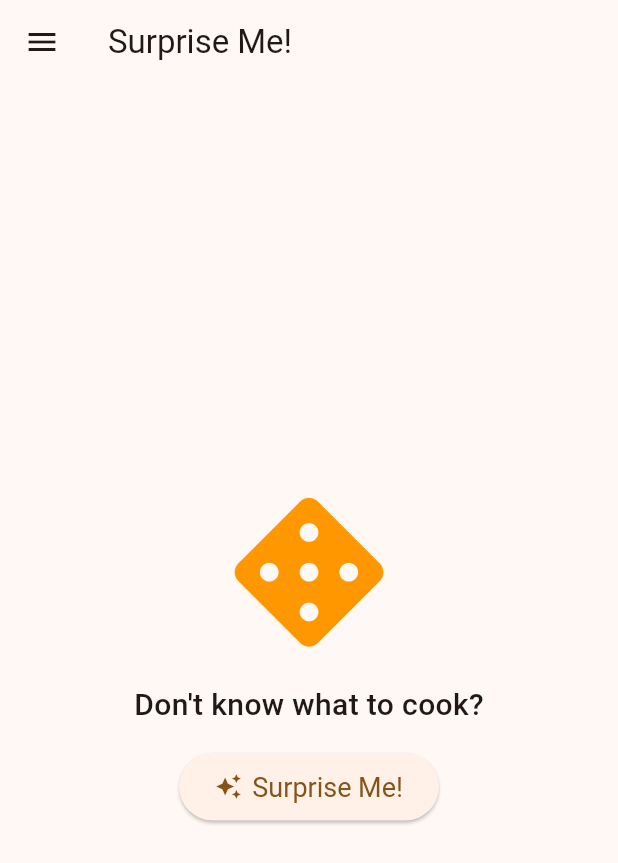
After one commit to Zibenigais/RecipeApp, a Flutter app: the screen it shows after launch, in the side drawer, after a tap on "Surprise Me!", on a phone screen of 412 x 824 dp. The commit adds this screen. Shown: the top 863 px of the screen. Run offline on Flutter 3.47's test engine with Material 3 defaults, Android fonts, the phone set to English and light mode, and no system bars; our stand-ins replace cached_network_image, go_router, shared_preferences; network calls fail.

Commit message:
random meal generator is initially added

```diff
--- a/lib/main.dart
+++ b/lib/main.dart
@@ -12,6 +12,7 @@ import 'providers/categories_provider.dart';
 import 'providers/meals_by_category_provider.dart';
 import 'services/recent_meals_service.dart';
 import 'providers/recent_meals_provider.dart';
+import 'providers/random_meal_provider.dart';
 import 'providers/favourites_provider.dart';
 
 void main() async {
@@ -49,6 +50,9 @@ void main() async {
         ChangeNotifierProvider(
           create: (_) => MealDetailProvider(mealDbService),
         ),
+        ChangeNotifierProvider(
+          create: (_) => RandomMealProvider(mealDbService),
+        ),
         ChangeNotifierProvider.value(value: recentMealsProvider),
       ],
       child: const RecipeApp(),
--- /dev/null
+++ b/lib/providers/random_meal_provider.dart
@@ -0,0 +1,38 @@
+import 'package:flutter/material.dart';
+import '../models/meal.dart';
+import '../services/meal_db_service.dart';
+import 'ingredients_provider.dart'; // For LoadStatus enum
+
+class RandomMealProvider extends ChangeNotifier {
+  final MealDbService _service;
+
+  LoadStatus _status = LoadStatus.idle;
+  Meal? _meal;
+  String _error = '';
+
+  LoadStatus get status => _status;
+  Meal? get meal => _meal;
+  String get error => _error;
+
+  RandomMealProvider(this._service);
+
+  Future<void> fetchRandomMeal() async {
+    _status = LoadStatus.loading;
+    _meal = null;
+    notifyListeners();
+    try {
+      _meal = await _service.fetchRandomMeal();
+      _status = LoadStatus.success;
+    } catch (e) {
+      _error = e.toString();
+      _status = LoadStatus.error;
+    }
+    notifyListeners();
+  }
+
+  void reset() {
+    _status = LoadStatus.idle;
+    _meal = null;
+    notifyListeners();
+  }
+}
--- a/lib/routes/app_router.dart
+++ b/lib/routes/app_router.dart
@@ -7,6 +7,7 @@ import '../screens/categories_screen.dart';
 import '../screens/category_meals_screen.dart';
 import '../screens/recent_meals_screen.dart';
 import '../screens/favourites_screen.dart';
+import '../screens/random_meal_screen.dart';
 
 final appRouter = GoRouter(
   routes: [
@@ -38,6 +39,10 @@ final appRouter = GoRouter(
       builder: (context, state) => const FavouritesScreen(),
     ),
     GoRoute(
+      path: '/surprise-me',
+      builder: (context, state) => const RandomMealScreen(),
+    ),
+    GoRoute(
       path: '/meals/category/:name',
       builder: (context, state) {
         final name = state.pathParameters['name']!;
--- /dev/null
+++ b/lib/screens/random_meal_screen.dart
@@ -0,0 +1,84 @@
+import 'package:flutter/material.dart';
+import 'package:provider/provider.dart';
+import '../providers/random_meal_provider.dart';
+import '../providers/ingredients_provider.dart'; // For LoadStatus
+import '../widgets/app_drawer.dart';
+import '../widgets/meal_detail_view.dart';
+import '../widgets/loading_view.dart';
+import '../widgets/error_view.dart';
+
+class RandomMealScreen extends StatelessWidget {
+  const RandomMealScreen({super.key});
+
+  @override
+  Widget build(BuildContext context) {
+    final provider = context.watch<RandomMealProvider>();
+    final title = provider.status == LoadStatus.success && provider.meal != null
+        ? provider.meal!.name
+        : 'Surprise Me!';
+
+    return Scaffold(
+      appBar: AppBar(
+        title: Text(title),
+      ),
+      drawer: const AppDrawer(),
+      body: Consumer<RandomMealProvider>(
+        builder: (context, provider, child) {
+          switch (provider.status) {
+            case LoadStatus.idle:
+            case LoadStatus.empty:
+              return Center(
+                child: Column(
+                  mainAxisAlignment: MainAxisAlignment.center,
+                  children: [
+                    Transform.rotate(
+                      angle: 0.785398, // 45 degrees in radians (pi / 4)
+                      child: const Icon(Icons.casino, size: 100, color: Colors.orange),
+                    ),
+                    const SizedBox(height: 24),
+                    const Text(
+                      "Don't know what to cook?",
+                      style: TextStyle(fontSize: 20, fontWeight: FontWeight.w500),
+                    ),
+                    const SizedBox(height: 16),
+                    ElevatedButton.icon(
+                      icon: const Icon(Icons.auto_awesome),
+                      label: const Text('Surprise Me!'),
+                      style: ElevatedButton.styleFrom(
+                        padding: const EdgeInsets.symmetric(horizontal: 24, vertical: 12),
+                        textStyle: const TextStyle(fontSize: 18),
+                      ),
+                      onPressed: () => provider.fetchRandomMeal(),
+                    ),
+                  ],
+                ),
+              );
+            case LoadStatus.loading:
+              return const LoadingView(message: 'Sharpening the knives...');
+            case LoadStatus.error:
+              return ErrorView(
+                message: provider.error,
+                onRetry: () => provider.fetchRandomMeal(),
+              );
+            case LoadStatus.success:
+              final meal = provider.meal;
+              if (meal == null) return const LoadingView();
+              return MealDetailView(meal: meal);
+          }
+        },
+      ),
+      floatingActionButton: Consumer<RandomMealProvider>(
+        builder: (context, provider, child) {
+          if (provider.status == LoadStatus.success) {
+            return FloatingActionButton.extended(
+              onPressed: () => provider.fetchRandomMeal(),
+              icon: const Icon(Icons.refresh),
+              label: const Text('Roll Again'),
+            );
+          }
+          return const SizedBox.shrink();
+        },
+      ),
+    );
+  }
+}
--- a/lib/widgets/app_drawer.dart
+++ b/lib/widgets/app_drawer.dart
@@ -52,6 +52,17 @@ class AppDrawer extends StatelessWidget {
             },
           ),
           ListTile(
+            leading: Transform.rotate(
+              angle: 0.785398, // 45 degrees (pi / 4)
+              child: const Icon(Icons.casino),
+            ),
+            title: const Text('Surprise Me!'),
+            onTap: () {
+              Navigator.pop(context);
+              context.go('/surprise-me');
+            },
+          ),
+          ListTile(
             leading: const Icon(Icons.settings),
             title: const Text('Settings'),
             onTap: () {
--- a/lib/widgets/loading_view.dart
+++ b/lib/widgets/loading_view.dart
@@ -1,10 +1,27 @@
 import 'package:flutter/material.dart';
 
 class LoadingView extends StatelessWidget {
-  const LoadingView({super.key});
+  final String? message;
+
+  const LoadingView({super.key, this.message});
 
   @override
   Widget build(BuildContext context) {
-    return const Center(child: CircularProgressIndicator());
+    return Center(
+      child: Column(
+        mainAxisSize: MainAxisSize.min,
+        children: [
+          const CircularProgressIndicator(),
+          if (message != null) ...[
+            const SizedBox(height: 16),
+            Text(
+              message!,
+              style: Theme.of(context).textTheme.titleMedium,
+              textAlign: TextAlign.center,
+            ),
+          ],
+        ],
+      ),
+    );
   }
 }
```
Also changed, not shown: lib/screens/meal_detail_screen.dart (+2 -75 lines), lib/services/meal_db_service.dart (+12 -0 lines), lib/widgets/meal_detail_view.dart (added, +82 -0 lines).
